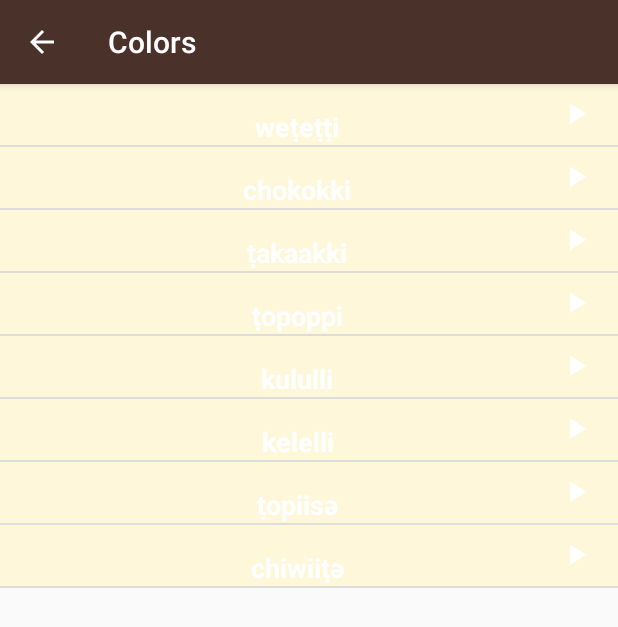
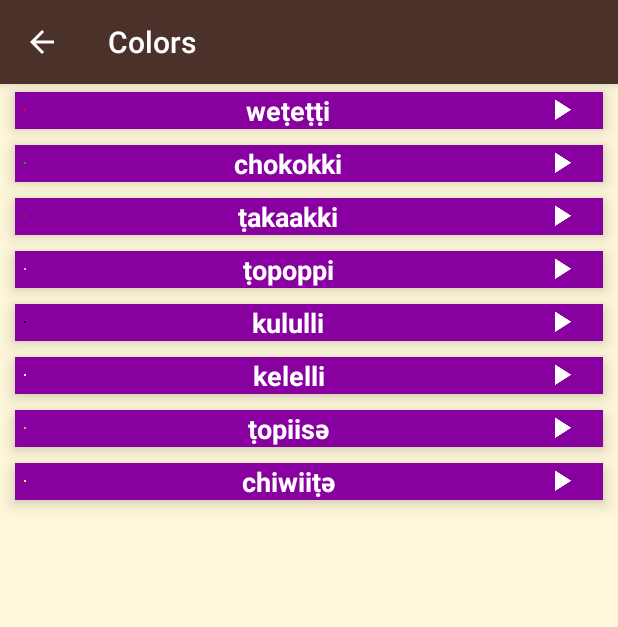
Before and after one commit to ishita1818/MiwokPart1, an Android app: the ColorActivity screen opened directly, with no data from a screen before it, after a tap on "chokokki", on a phone screen of 412 x 824 dp. Shown: the top 627 px of the screen. Run offline under Robolectric (Android 15) with nearby library versions, the phone set to English and light mode, and no system bars.

Commit message:
adding recycler view and cards in ColorActivity

```diff
--- a/app/build.gradle
+++ b/app/build.gradle
@@ -25,5 +25,7 @@ dependencies {
     compile 'com.android.support:support-v4:23.3.0'
     compile 'com.android.support:design:23.3.0'
     compile 'com.android.support.constraint:constraint-layout:1.0.2'
+    compile 'com.android.support:cardview-v7:23.3.+'
+    compile 'com.android.support:recyclerview-v7:23.3.+'
     testCompile 'junit:junit:4.12'
 }
--- a/app/src/main/java/com/example/android/miwok/ColorActivity.java
+++ b/app/src/main/java/com/example/android/miwok/ColorActivity.java
@@ -2,95 +2,53 @@ package com.example.android.miwok;
 
 import android.content.Context;
 import android.media.AudioManager;
-import android.media.MediaPlayer;
 import android.os.Bundle;
 import android.support.v7.app.AppCompatActivity;
-import android.view.View;
-import android.widget.AdapterView;
-import android.widget.ListView;
+import android.support.v7.widget.LinearLayoutManager;
+import android.support.v7.widget.RecyclerView;
 
 import java.util.ArrayList;
 
+import static com.example.android.miwok.cardAdapter.releseMediaPlayer;
+
 public class ColorActivity extends AppCompatActivity {
 
-    protected AudioManager mAudioManager;
 
-    private AudioManager.OnAudioFocusChangeListener mOnAudioFocusChangeListener = new AudioManager.OnAudioFocusChangeListener(){
-        @Override
-        public void onAudioFocusChange(int FocusChange) {
-
-            if(FocusChange==AudioManager.AUDIOFOCUS_LOSS_TRANSIENT||FocusChange==AudioManager.AUDIOFOCUS_LOSS_TRANSIENT_CAN_DUCK){
-                mMediaplayer.pause();
-                mMediaplayer.seekTo(0);
-
-            }
-            else if(FocusChange==AudioManager.AUDIOFOCUS_GAIN){
-                mMediaplayer.start();
-            }
-            else if(FocusChange==AudioManager.AUDIOFOCUS_LOSS){
-                releseMediaPlayer();
-            }
-        }
-    };
+    private RecyclerView recycler_view;
+    private RecyclerView.Adapter mAdapter;
+    private RecyclerView.LayoutManager layoutManager;
 
     protected  ArrayList<Word> words;
-    protected  int audio;
-    protected MediaPlayer mMediaplayer;
 
     @Override
     protected void onCreate(Bundle savedInstanceState) {
         super.onCreate(savedInstanceState);
-        setContentView(R.layout.word_list);
+        setContentView(R.layout.recycler_layout);
 
         words = new ArrayList<Word>();
 
-        words.add(new Word("red", "weṭeṭṭi",R.drawable.color_red,R.raw.color_red));
-        words.add(new Word("green", "chokokki",R.drawable.color_green,R.raw.color_green));
-        words.add(new Word("brown","ṭakaakki",R.drawable.color_brown,R.raw.color_brown));
-        words.add(new Word("gray", "ṭopoppi",R.drawable.color_gray,R.raw.color_gray));
-        words.add(new Word("black", "kululli",R.drawable.color_black,R.raw.color_black));
-        words.add(new Word("white", "kelelli",R.drawable.color_white,R.raw.color_white));
-        words.add(new Word("dusty yellow", "ṭopiisә",R.drawable.color_dusty_yellow,R.raw.color_dusty_yellow));
-        words.add(new Word("mustard yellow", "chiwiiṭә",R.drawable.color_mustard_yellow,R.raw.color_mustard_yellow));
+        words.add(new Word("red", "weṭeṭṭi", R.drawable.color_red, R.raw.color_red));
+        words.add(new Word("green", "chokokki", R.drawable.color_green, R.raw.color_green));
+        words.add(new Word("brown", "ṭakaakki", R.drawable.color_brown, R.raw.color_brown));
+        words.add(new Word("gray", "ṭopoppi", R.drawable.color_gray, R.raw.color_gray));
+        words.add(new Word("black", "kululli", R.drawable.color_black, R.raw.color_black));
+        words.add(new Word("white", "kelelli", R.drawable.color_white, R.raw.color_white));
+        words.add(new Word("dusty yellow", "ṭopiisә", R.drawable.color_dusty_yellow, R.raw.color_dusty_yellow));
+        words.add(new Word("mustard yellow", "chiwiiṭә", R.drawable.color_mustard_yellow, R.raw.color_mustard_yellow));
 
 
-        WordAdapter adapter = new WordAdapter(this,words,R.color.category_colors);
+        //WordAdapter adapter = new WordAdapter(this,words,R.color.category_colors);
 
-        ListView listView = (ListView)findViewById(R.id.list);
+        //ListView listView = (ListView)findViewById(R.id.list);
+        recycler_view = (RecyclerView) findViewById(R.id.recycler_layout);
 
+        layoutManager = new LinearLayoutManager(this);
+        recycler_view.setLayoutManager(layoutManager);
+        mAdapter = new cardAdapter(this, words, R.color.category_colors,recycler_view);
+        recycler_view.setAdapter(mAdapter);
+        //listView.setAdapter(adapter);
+        cardAdapter.mAudioManager = (AudioManager) getSystemService(Context.AUDIO_SERVICE);
 
-        listView.setAdapter(adapter);
-        mAudioManager = (AudioManager) getSystemService(Context.AUDIO_SERVICE);
-        listView.setOnItemClickListener(new AdapterView.OnItemClickListener(){
-            @Override
-            public void onItemClick(AdapterView<?> adapterView, View view, int i, long l){
-
-                releseMediaPlayer();
-                audio= words.get(i).getAudioResourceId();
-
-                int result= mAudioManager.requestAudioFocus(mOnAudioFocusChangeListener,
-                        AudioManager.STREAM_MUSIC,AudioManager.AUDIOFOCUS_GAIN_TRANSIENT);
-                if(result== AudioManager.AUDIOFOCUS_REQUEST_GRANTED) {
-
-                    mMediaplayer = MediaPlayer.create(ColorActivity.this, words.get(i).getAudioResourceId());
-                    mMediaplayer.start();
-                    mMediaplayer.setOnCompletionListener(new MediaPlayer.OnCompletionListener() {
-                        @Override
-                        public void onCompletion(MediaPlayer mediaplayer) {
-                            releseMediaPlayer();
-                        }
-                    });
-                }
-            }
-        });
-    }
-    private void releseMediaPlayer(){
-        if(mMediaplayer!=null) {
-            mMediaplayer.release();
-
-            mMediaplayer = null;
-            mAudioManager.abandonAudioFocus(mOnAudioFocusChangeListener);
-        }
     }
 
     @Override
--- a/app/src/main/java/com/example/android/miwok/Word.java
+++ b/app/src/main/java/com/example/android/miwok/Word.java
@@ -1,7 +1,7 @@
 package com.example.android.miwok;
 
 /**
- * Created by nirmal vats on 6/7/2017.
+ * Created by ishita sharma on 6/7/2017.
  */
 
 public class Word {
--- /dev/null
+++ b/app/src/main/java/com/example/android/miwok/cardAdapter.java
@@ -0,0 +1,118 @@
+package com.example.android.miwok;
+
+import android.content.Context;
+import android.media.AudioManager;
+import android.media.MediaPlayer;
+import android.support.v4.content.ContextCompat;
+import android.support.v7.widget.CardView;
+import android.support.v7.widget.RecyclerView;
+import android.view.LayoutInflater;
+import android.view.View;
+import android.view.ViewGroup;
+import android.widget.ImageView;
+import android.widget.TextView;
+
+import java.util.ArrayList;
+
+/**
+ * Created by ishita sharma on 10/22/2017.
+ */
+
+class cardAdapter extends RecyclerView.Adapter<cardAdapter.ViewHolder> {
+    private ArrayList<Word> wordArrayList;
+    private int colorid;
+    private Context context;
+    private AudioManager audioManager;
+    public static MediaPlayer mMediaplayer;
+    private int audio;
+    public static AudioManager mAudioManager;
+    private RecyclerView recyclerView;
+
+    private static AudioManager.OnAudioFocusChangeListener mOnAudioFocusChangeListener = new AudioManager.OnAudioFocusChangeListener(){
+        @Override
+        public void onAudioFocusChange(int FocusChange) {
+
+            if(FocusChange==AudioManager.AUDIOFOCUS_LOSS_TRANSIENT||FocusChange==AudioManager.AUDIOFOCUS_LOSS_TRANSIENT_CAN_DUCK){
+                mMediaplayer.pause();
+                mMediaplayer.seekTo(0);
+
+            }
+            else if(FocusChange==AudioManager.AUDIOFOCUS_GAIN){
+                mMediaplayer.start();
+            }
+            else if(FocusChange==AudioManager.AUDIOFOCUS_LOSS){
+                releseMediaPlayer();
+            }
+        }
+    };
+
+    public cardAdapter(Context context, ArrayList<Word> words, int colorid,RecyclerView r){
+    this.context=context;
+        this.colorid=colorid;
+        wordArrayList=words;
+        recyclerView=r;
+    }
+
+    @Override
+    public ViewHolder onCreateViewHolder(ViewGroup parent, int viewType) {
+        CardView cardView = (CardView) LayoutInflater.from(context).inflate(R.layout.new_item_layout,parent,false);
+        ViewHolder viewHolder= new ViewHolder(cardView);
+        return viewHolder;
+    }
+
+    public  static void releseMediaPlayer(){
+        if(mMediaplayer!=null) {
+            mMediaplayer.release();
+
+            mMediaplayer = null;
+            mAudioManager.abandonAudioFocus(mOnAudioFocusChangeListener);
+        }
+    }
+
+    @Override
+    public void onBindViewHolder(ViewHolder holder, final int position) {
+              Word word= wordArrayList.get(position);
+        holder.imageView.setImageResource(word.getImageResourceid());
+        holder.textView.setText(word.getMiwok());
+        //holder.textView.setTextColor(ContextCompat.getColor(context,colorid));
+        holder.cardView.setBackgroundColor(ContextCompat.getColor(context,colorid));
+        //recyclerView.setBackgroundColor(ContextCompat.getColor(context,colorid));
+        holder.cardView.setOnClickListener(new View.OnClickListener() {
+            @Override
+            public void onClick(View view) {
+                releseMediaPlayer();
+                audio= wordArrayList.get(position).getAudioResourceId();
+
+                int result= mAudioManager.requestAudioFocus(mOnAudioFocusChangeListener,
+                        AudioManager.STREAM_MUSIC,AudioManager.AUDIOFOCUS_GAIN_TRANSIENT);
+                if(result== AudioManager.AUDIOFOCUS_REQUEST_GRANTED) {
+
+                    mMediaplayer = MediaPlayer.create(context, wordArrayList.get(position).getAudioResourceId());
+                    mMediaplayer.start();
+                    mMediaplayer.setOnCompletionListener(new MediaPlayer.OnCompletionListener() {
+                        @Override
+                        public void onCompletion(MediaPlayer mediaplayer) {
+                            releseMediaPlayer();
+                        }
+                    });
+            }
+        }
+    });
+    }
+    @Override
+    public int getItemCount() {
+        return wordArrayList.size();
+    }
+
+    public class ViewHolder extends RecyclerView.ViewHolder{
+        public TextView textView;
+        public ImageView imageView;
+        public CardView cardView;
+        public ViewHolder(View itemView) {
+            super(itemView);
+            textView = (TextView) itemView.findViewById(R.id.text_1_view);
+            imageView=(ImageView) itemView.findViewById(R.id.image_view);
+            cardView=(CardView) itemView.findViewById(R.id.card_view);
+        }
+    }
+}
--- a/app/src/main/res/layout/list_item.xml
+++ b/app/src/main/res/layout/list_item.xml
@@ -1,7 +1,7 @@
 <?xml version="1.0" encoding="utf-8"?>
 
 <LinearLayout xmlns:android="http://schemas.android.com/apk/res/android"
-
+    android:id="@+id/linear_layout"
     xmlns:tools="http://schemas.android.com/tools"
     android:layout_width="match_parent"
     android:layout_height="wrap_content"
@@ -15,15 +15,16 @@
         android:layout_height="@dimen/list_item_height"
         android:paddingLeft="16dp"
         android:paddingTop="16dp"
-        android:src="@mipmap/ic_launcher" />
-<!--
+        android:src="@mipmap/ic_launcher"
+        android:background="@color/tan_background"/>
+
     <LinearLayout
-        android:id="@+id/linear_layout"
-        android:layout_width="match_parent"
+
+        android:layout_width="0dp"
+        android:layout_weight="1"
         android:layout_height="@dimen/list_item_height"
         android:layout_toRightOf="@id/image_view"
         android:orientation="vertical">
--->
         <TextView
             android:id="@+id/text_1_view"
             android:layout_width="wrap_content"
@@ -37,7 +38,6 @@
             android:textColor="@android:color/white"
             android:textStyle="bold"
             tools:text="lutti" />
-        <!---
         <TextView
             android:id="@+id/text_2_view"
             android:layout_width="wrap_content"
@@ -52,7 +52,7 @@
 
 
     </LinearLayout>
--->
+
     <ImageView
         android:layout_width="24dp"
         android:layout_height="24dp"
@@ -61,7 +61,6 @@
         android:layout_gravity="center_vertical"
         android:layout_marginRight="16dp"
         android:src="@drawable/ic_play_arrow_white"
+        />
 
-
-        />
 </LinearLayout>
--- /dev/null
+++ b/app/src/main/res/layout/new_item_layout.xml
@@ -0,0 +1,54 @@
+<?xml version="1.0" encoding="utf-8"?>
+<android.support.v7.widget.CardView
+        xmlns:android="http://schemas.android.com/apk/res/android"
+        xmlns:tools="http://schemas.android.com/tools"
+        xmlns:card_view="http://schemas.android.com/apk/res-auto"
+        card_view:cardBackgroundColor="@color/tan_background"
+        android:minHeight="@dimen/list_item_height"
+        android:layout_width="match_parent"
+        android:layout_marginLeft="10dp"
+        android:layout_marginRight="10dp"
+        android:layout_marginTop="5dp"
+        android:layout_marginBottom="5dp"
+        android:layout_height="wrap_content"
+        android:id="@+id/card_view"
+        card_view:cardElevation="6dp"
+        card_view:cardCornerRadius="10dp">
+    <LinearLayout
+        android:layout_width="match_parent"
+        android:layout_height="wrap_content"
+        android:orientation="horizontal">
+        <ImageView
+            android:id="@+id/image_view"
+            android:layout_width="@dimen/list_item_height"
+            android:layout_height="@dimen/list_item_height"
+            android:paddingLeft="5dp"
+            android:layout_gravity="center_vertical"
+
+            android:src="@mipmap/ic_launcher"/>
+        <TextView
+            android:id="@+id/text_1_view"
+            android:layout_width="wrap_content"
+            android:layout_height="wrap_content"
+            android:layout_weight="1"
+            android:gravity="center_horizontal"
+            android:layout_gravity="center_vertical"
+            android:paddingLeft="4dp"
+            android:textAppearance="?android:textAppearanceMedium"
+            android:textColor="@android:color/white"
+            android:textStyle="bold"
+            tools:text="lutti" />
+
+        <ImageView
+            android:layout_width="24dp"
+            android:layout_height="24dp"
+            android:layout_alignParentRight="true"
+            android:layout_centerVertical="true"
+            android:layout_gravity="center_vertical"
+            android:layout_marginRight="16dp"
+            android:src="@drawable/ic_play_arrow_white"
+
+
+            />
+    </LinearLayout>
+    </android.support.v7.widget.CardView>
--- /dev/null
+++ b/app/src/main/res/layout/recycler_layout.xml
@@ -0,0 +1,7 @@
+<?xml version="1.0" encoding="utf-8"?>
+<android.support.v7.widget.RecyclerView
+    xmlns:android="http://schemas.android.com/apk/res/android"
+    android:layout_width="match_parent"
+    android:layout_height="match_parent"
+    android:id="@+id/recycler_layout"
+    android:background="@color/tan_background"/>
--- a/app/src/main/res/layout/word_list.xml
+++ b/app/src/main/res/layout/word_list.xml
@@ -1,6 +1,5 @@
 <?xml version="1.0" encoding="utf-8"?>
 <ListView xmlns:android="http://schemas.android.com/apk/res/android"
-    xmlns:tools="http://schemas.android.com/tools"
     android:id="@+id/list"
     android:orientation="vertical"
     android:layout_width="match_parent"
```
